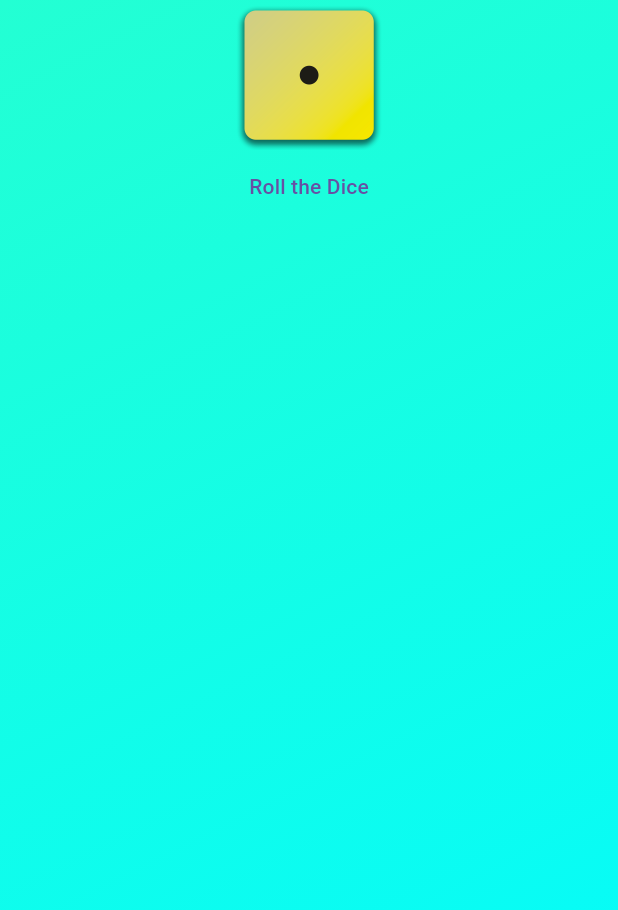
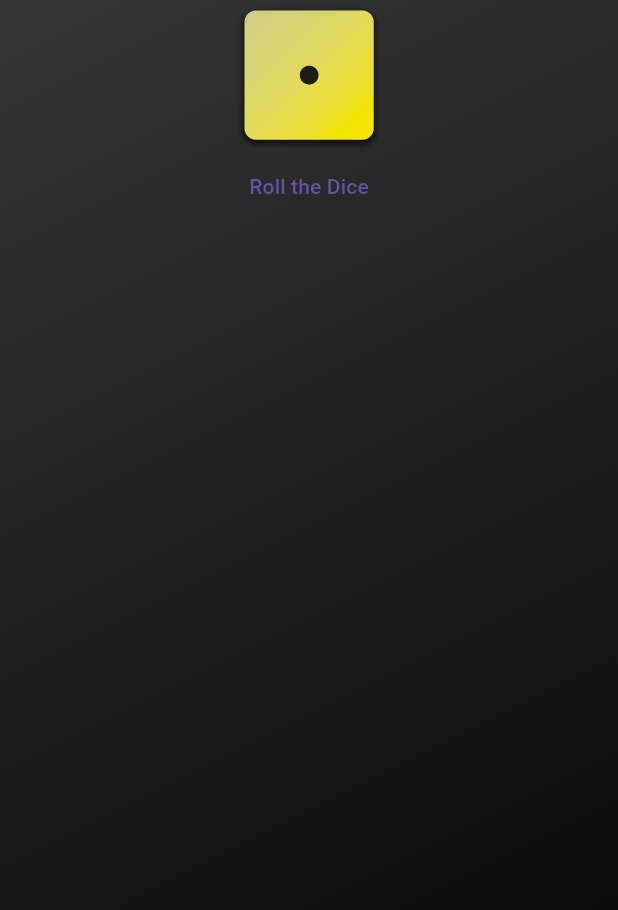
Before and after one commit to Mess925/flutter_test, a Flutter app: the screen it shows after launch, on a phone screen of 412 x 824 dp. Shown: the top 910 px of the screen. Run offline on Flutter 3.47's test engine with Material 3 defaults, Android fonts, the light colour scheme and no system bars.

Commit message:
color_tests

```diff
--- a/test_00/lib/Gradient.dart
+++ b/test_00/lib/Gradient.dart
@@ -7,8 +7,8 @@ class GradientContainer extends StatelessWidget {
   const GradientContainer(this.color1, this.color2, {super.key});
 
   const GradientContainer.color({super.key})
-      : color1 = const Color.fromARGB(255, 35, 255, 211),
-        color2 = const Color.fromARGB(255, 0, 251, 255);
+      : color1 = const Color.fromARGB(255, 53, 53, 53),
+        color2 = const Color.fromARGB(255, 0, 0, 0);
 
   final Color color1;
   final Color color2;
--- a/test_00/lib/style_text.dart
+++ b/test_00/lib/style_text.dart
@@ -10,7 +10,7 @@ class StyleText extends StatelessWidget {
     return Text(
       text,
       style: const TextStyle(
-        color: Color.fromARGB(255, 55, 32, 234),
+        color: Colors.yellow,
         fontSize: 18,
       ),
     );
```
